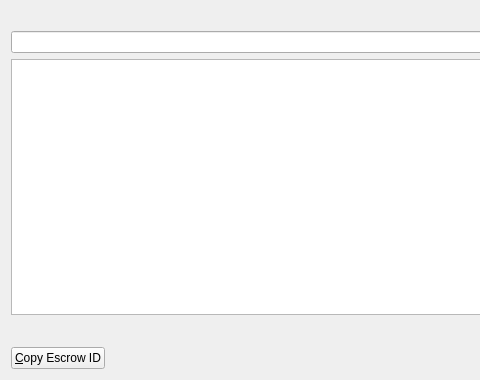
Qt form src/qt/forms/escrowlistpage.ui (willyko/syscoin2) before a commit; both pictures show x 0 to 480 and y 0 to 380 of the 760 by 380 pixel window.
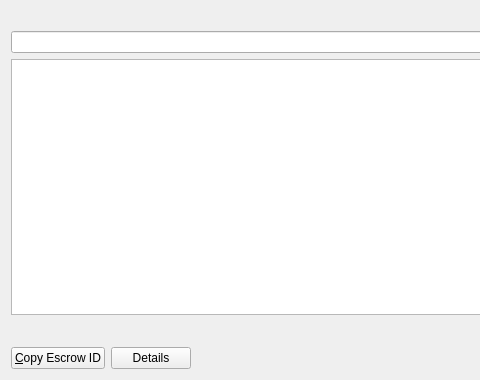
The same form after that commit.

Commit message: add details button to escrow search

Diff of the .ui file:
```diff
--- a/src/qt/forms/escrowlistpage.ui
+++ b/src/qt/forms/escrowlistpage.ui
@@ -108,6 +108,13 @@
        </property>
       </widget>
      </item>
+     <item>
+      <widget class="QPushButton" name="detailButton">
+       <property name="text">
+        <string>Details</string>
+       </property>
+      </widget>
+     </item>
      <item>
       <spacer name="horizontalSpacer">
        <property name="orientation">
```
